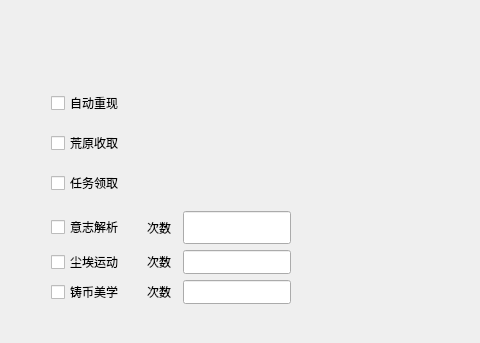
This is gui/ui/homeframe.ui in beropero/Kilon1999 as Qt 5 draws it before an edit; both pictures show x 0 to 480 and y 0 to 343 of the 835 by 483 pixel window. The edited form follows.
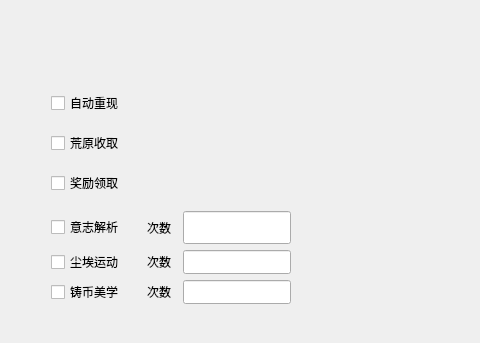
This is the edited form. Custom widgets are drawn as their Qt base class.

```diff
--- a/gui/ui/homeframe.ui
+++ b/gui/ui/homeframe.ui
@@ -115,7 +115,7 @@
         </size>
        </property>
        <property name="text">
-        <string>任务领取</string>
+        <string>奖励领取</string>
        </property>
       </widget>
      </item>
```
